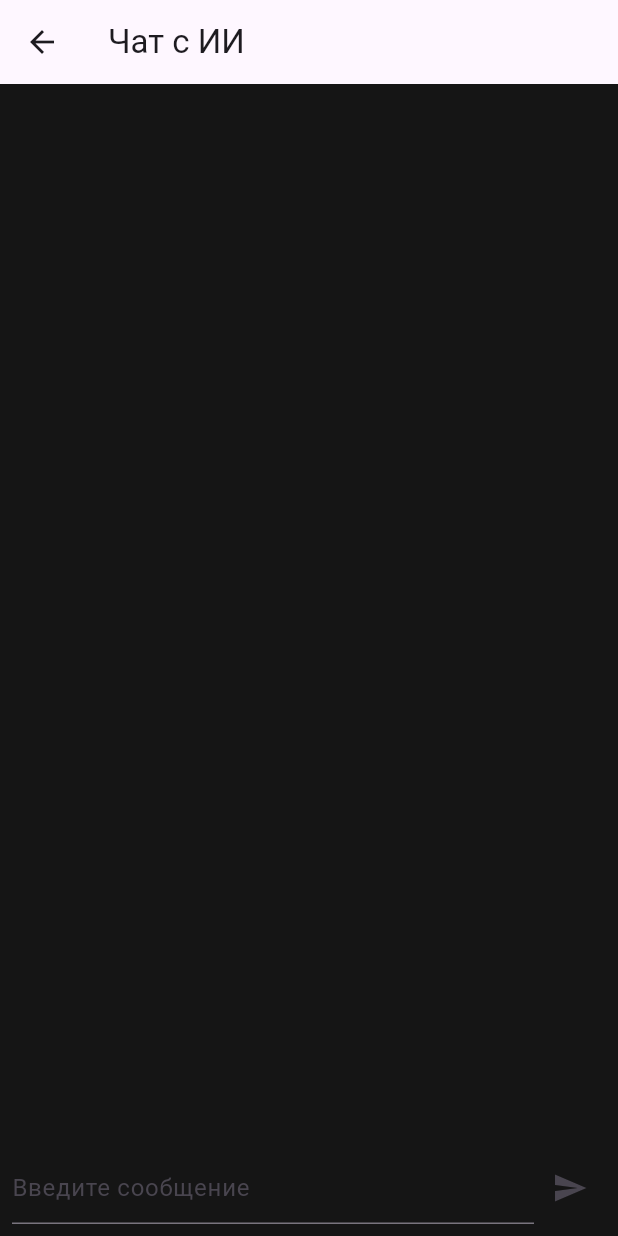
After one commit to ArtiomMar/proj, a Flutter app: the screen it shows after launch, after a tap on the "topic" icon, on a phone screen of 412 x 824 dp. The commit adds this screen. Run offline on Flutter 3.47's test engine with Material 3 defaults, Android fonts, the phone set to English and light mode, and no system bars.

Commit message:
My projecct

```diff
--- a/lib/main.dart
+++ b/lib/main.dart
@@ -15,7 +15,7 @@ class MyApp extends StatelessWidget {
         scaffoldBackgroundColor: const Color.fromARGB(255, 21, 21, 21),
       ),
       debugShowCheckedModeBanner: false,
-      home: InfoPage(),
+      home: const InfoPage(),
     );
   }
 }
--- /dev/null
+++ b/lib/page/chat_page/chat_page.dart
@@ -0,0 +1,75 @@
+// ignore_for_file: library_private_types_in_public_api
+
+import 'package:flutter/material.dart';
+
+import '../../model/chat/chat_serivce.dart';
+
+class ChatPage extends StatefulWidget {
+  const ChatPage({super.key});
+
+  @override
+  _ChatPageState createState() => _ChatPageState();
+}
+
+class _ChatPageState extends State<ChatPage> {
+  final TextEditingController _controller = TextEditingController();
+  final ChatService _chatService = ChatService();
+  List<String> _messages = [];
+
+  void _sendMessage() async {
+    String userMessage = _controller.text;
+    if (userMessage.isNotEmpty) {
+      setState(() {
+        _messages.add('Вы: $userMessage');
+      });
+
+      String aiResponse = await _chatService.sendMessage(userMessage);
+      setState(() {
+        _messages.add('ИИ: $aiResponse');
+      });
+
+      _controller.clear();
+    }
+  }
+
+  @override
+  Widget build(BuildContext context) {
+    return Scaffold(
+      appBar: AppBar(title: Text('Чат с ИИ')),
+      body: Column(
+        children: [
+          Expanded(
+            child: ListView.builder(
+              itemCount: _messages.length,
+              itemBuilder: (context, index) {
+                return ListTile(
+                    title: Text(
+                  _messages[index],
+                  style: TextStyle(color: Colors.white),
+                ));
+              },
+            ),
+          ),
+          Padding(
+            padding: const EdgeInsets.all(8.0),
+            child: Row(
+              children: [
+                Expanded(
+                  child: TextField(
+                    style: TextStyle(color: Colors.white),
+                    controller: _controller,
+                    decoration: InputDecoration(hintText: 'Введите сообщение'),
+                  ),
+                ),
+                IconButton(
+                  icon: Icon(Icons.send),
+                  onPressed: _sendMessage,
+                ),
+              ],
+            ),
+          ),
+        ],
+      ),
+    );
+  }
+}
--- a/lib/page/info_page/info_page.dart
+++ b/lib/page/info_page/info_page.dart
@@ -1,5 +1,6 @@
 // ignore_for_file: public_member_api_docs, sort_constructors_first
 import 'package:flutter/material.dart';
+import 'package:flutter_application_2/page/chat_page/chat_page.dart';
 
 import 'components/history_list_sapros.dart';
 
@@ -73,6 +74,13 @@ class _InfoPageState extends State<InfoPage> {
           ),
         ),
       ),
+      floatingActionButton: FloatingActionButton(
+        onPressed: () {
+          Navigator.of(context)
+              .push(MaterialPageRoute(builder: (context) => const ChatPage()));
+        },
+        child: const Icon(Icons.topic),
+      ),
     );
   }
 }
--- a/pubspec.yaml
+++ b/pubspec.yaml
@@ -35,6 +35,7 @@ dependencies:
   # The following adds the Cupertino Icons font to your application.
   # Use with the CupertinoIcons class for iOS style icons.
   cupertino_icons: ^1.0.8
+  http: ^1.2.2
 
 dev_dependencies:
   flutter_test:
```
Also changed, not shown: lib/model/chat/chat_serivce.dart (added, +41 -0 lines), pubspec.lock.
